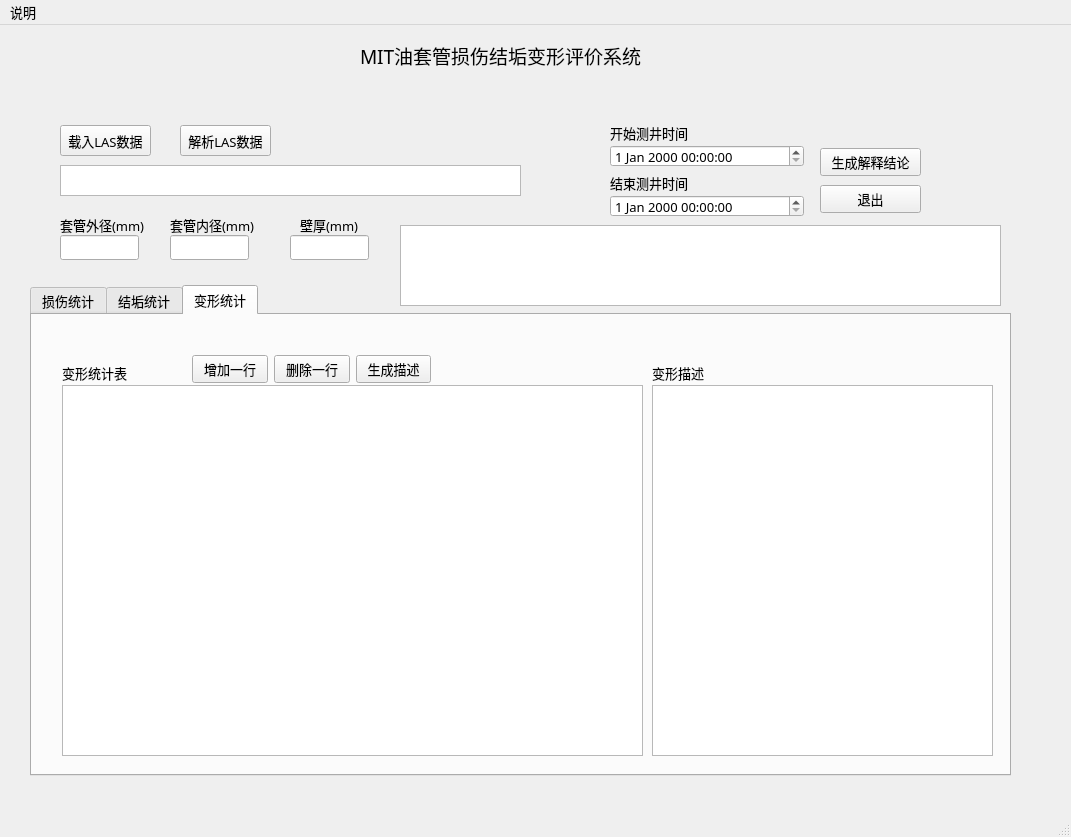
MiraclesLove/casing_evaluator, file casing_evaluator.ui: the form before one commit.
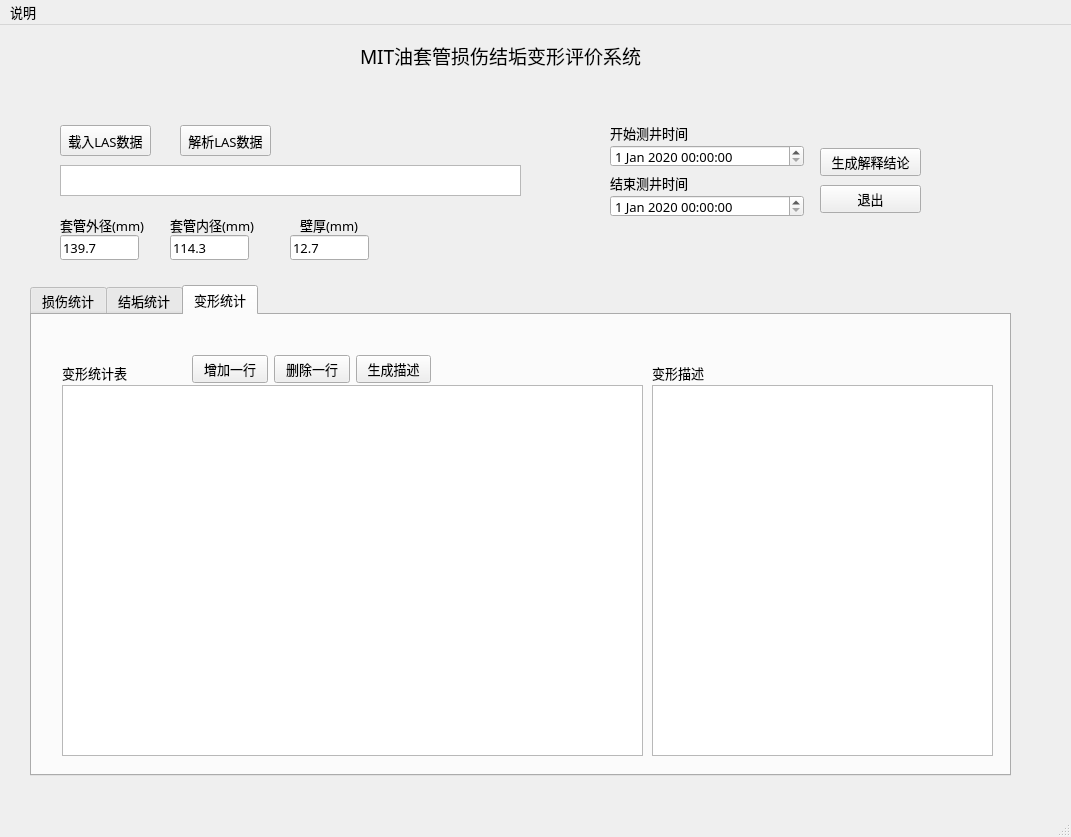
The form after the commit.

What changed in the file:
```diff
--- a/casing_evaluator.ui
+++ b/casing_evaluator.ui
@@ -79,6 +79,16 @@
       <height>22</height>
      </rect>
     </property>
+    <property name="dateTime">
+     <datetime>
+      <hour>0</hour>
+      <minute>0</minute>
+      <second>0</second>
+      <year>2020</year>
+      <month>1</month>
+      <day>1</day>
+     </datetime>
+    </property>
    </widget>
    <widget class="QLabel" name="label_9">
     <property name="geometry">
@@ -108,6 +118,16 @@
       <height>22</height>
      </rect>
     </property>
+    <property name="dateTime">
+     <datetime>
+      <hour>0</hour>
+      <minute>0</minute>
+      <second>0</second>
+      <year>2020</year>
+      <month>1</month>
+      <day>1</day>
+     </datetime>
+    </property>
    </widget>
    <widget class="QPushButton" name="pushButton_12">
     <property name="geometry">
@@ -434,6 +454,9 @@
       <height>25</height>
      </rect>
     </property>
+    <property name="text">
+     <string>139.7</string>
+    </property>
    </widget>
    <widget class="QLineEdit" name="lineEdit_2">
     <property name="geometry">
@@ -444,6 +467,9 @@
       <height>25</height>
      </rect>
     </property>
+    <property name="text">
+     <string>114.3</string>
+    </property>
    </widget>
    <widget class="QLineEdit" name="lineEdit_3">
     <property name="geometry">
@@ -454,6 +480,9 @@
       <height>25</height>
      </rect>
     </property>
+    <property name="text">
+     <string>12.7</string>
+    </property>
    </widget>
    <widget class="QTextEdit" name="textEdit_4">
     <property name="geometry">
@@ -517,16 +546,6 @@
      <string>壁厚(mm)</string>
     </property>
    </widget>
-   <widget class="QTableWidget" name="tableWidget_5">
-    <property name="geometry">
-     <rect>
-      <x>400</x>
-      <y>200</y>
-      <width>601</width>
-      <height>81</height>
-     </rect>
-    </property>
-   </widget>
   </widget>
   <widget class="QMenuBar" name="menubar">
    <property name="geometry">
```
